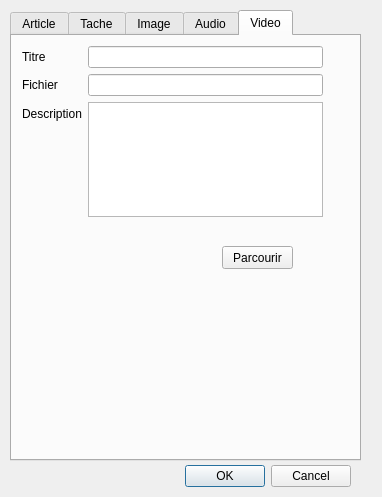
vincebhx/LO21-PluriNotes, file gui/dialog.ui: the form before one commit.
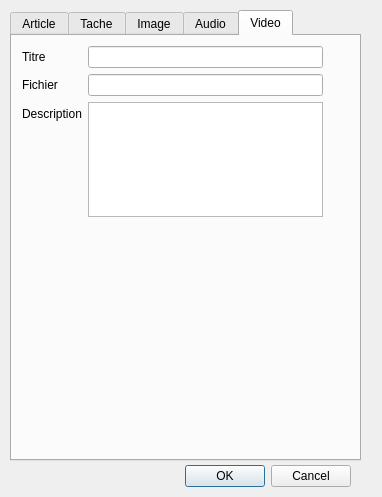
The form after the commit. The open tabs and pages were chosen to show the change.

Commit message: boutons parcourir supprimés

```diff
--- a/gui/dialog.ui
+++ b/gui/dialog.ui
@@ -311,19 +311,6 @@
       </item>
      </layout>
     </widget>
-    <widget class="QPushButton" name="pushButton_3">
-     <property name="geometry">
-      <rect>
-       <x>210</x>
-       <y>210</y>
-       <width>71</width>
-       <height>23</height>
-      </rect>
-     </property>
-     <property name="text">
-      <string>Parcourir</string>
-     </property>
-    </widget>
    </widget>
   </widget>
  </widget>
```
Left out of the diff: 28 changed lines with no effect on the pictures. The commit also changes 4 other files.
